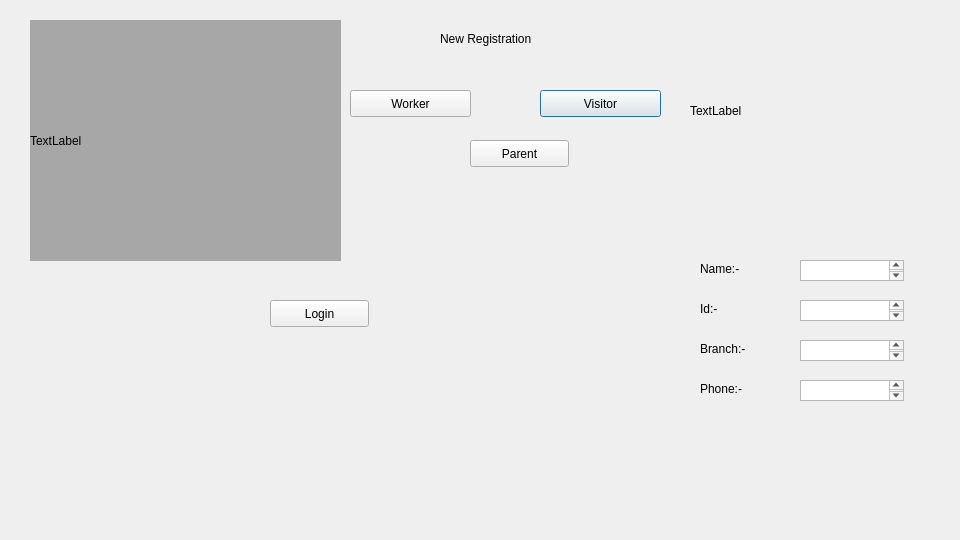
Before: the Qt Designer form FaceQt/Attendence.ui in saikomal/FACE-RECG-GUI, drawn with Qt 5.
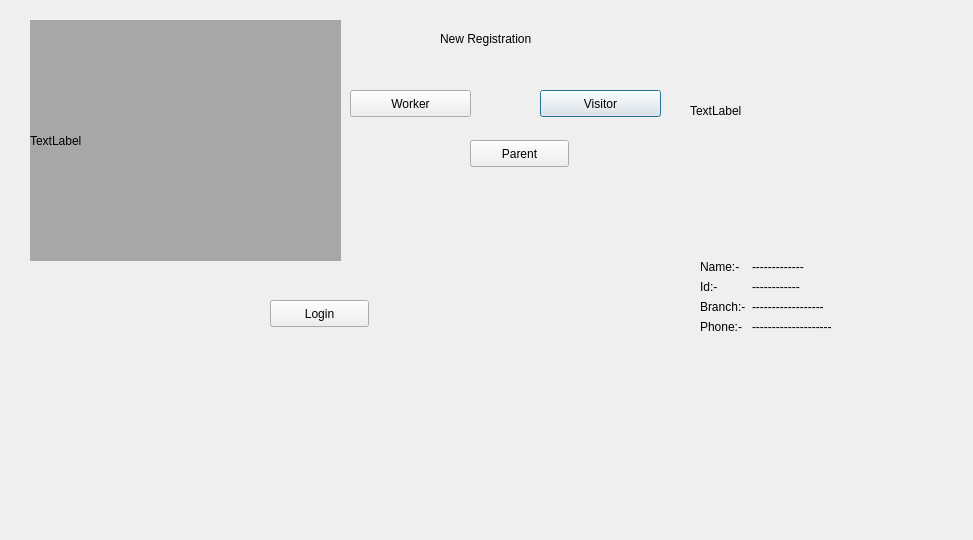
After: the same form once the commit is applied. Icons and pictures are not drawn.

```diff
--- a/FaceQt/Attendence.ui
+++ b/FaceQt/Attendence.ui
@@ -6,7 +6,7 @@
    <rect>
     <x>0</x>
     <y>0</y>
-    <width>960</width>
+    <width>973</width>
     <height>540</height>
    </rect>
   </property>
@@ -88,98 +88,6 @@
     <string>New Registration</string>
    </property>
   </widget>
-  <widget class="QLabel" name="label_3">
-   <property name="geometry">
-    <rect>
-     <x>700</x>
-     <y>260</y>
-     <width>68</width>
-     <height>17</height>
-    </rect>
-   </property>
-   <property name="text">
-    <string>Name:-</string>
-   </property>
-  </widget>
-  <widget class="QLabel" name="label_4">
-   <property name="geometry">
-    <rect>
-     <x>700</x>
-     <y>300</y>
-     <width>68</width>
-     <height>17</height>
-    </rect>
-   </property>
-   <property name="text">
-    <string>Id:-</string>
-   </property>
-  </widget>
-  <widget class="QLabel" name="label_5">
-   <property name="geometry">
-    <rect>
-     <x>700</x>
-     <y>340</y>
-     <width>68</width>
-     <height>17</height>
-    </rect>
-   </property>
-   <property name="text">
-    <string>Branch:-</string>
-   </property>
-  </widget>
-  <widget class="QLabel" name="label_6">
-   <property name="geometry">
-    <rect>
-     <x>700</x>
-     <y>380</y>
-     <width>68</width>
-     <height>17</height>
-    </rect>
-   </property>
-   <property name="text">
-    <string>Phone:-</string>
-   </property>
-  </widget>
-  <widget class="QTextEdit" name="textEdit">
-   <property name="geometry">
-    <rect>
-     <x>800</x>
-     <y>260</y>
-     <width>104</width>
-     <height>21</height>
-    </rect>
-   </property>
-  </widget>
-  <widget class="QTextEdit" name="textEdit_2">
-   <property name="geometry">
-    <rect>
-     <x>800</x>
-     <y>300</y>
-     <width>104</width>
-     <height>21</height>
-    </rect>
-   </property>
-  </widget>
-  <widget class="QTextEdit" name="textEdit_3">
-   <property name="geometry">
-    <rect>
-     <x>800</x>
-     <y>340</y>
-     <width>104</width>
-     <height>21</height>
-    </rect>
-   </property>
-  </widget>
-  <widget class="QTextEdit" name="textEdit_4">
-   <property name="geometry">
-    <rect>
-     <x>800</x>
-     <y>380</y>
-     <width>104</width>
-     <height>21</height>
-    </rect>
-   </property>
-  </widget>
   <widget class="QLabel" name="label_7">
    <property name="geometry">
     <rect>
@@ -245,6 +153,74 @@
     <string>Login</string>
    </property>
   </widget>
+  <widget class="QWidget" name="">
+   <property name="geometry">
+    <rect>
+     <x>700</x>
+     <y>260</y>
+     <width>239</width>
+     <height>131</height>
+    </rect>
+   </property>
+   <layout class="QFormLayout" name="formLayout">
+    <item row="0" column="0">
+     <widget class="QLabel" name="label_3">
+      <property name="text">
+       <string>Name:-</string>
+      </property>
+     </widget>
+    </item>
+    <item row="0" column="1">
+     <widget class="QLabel" name="label_10">
+      <property name="text">
+       <string>-------------</string>
+      </property>
+     </widget>
+    </item>
+    <item row="1" column="0">
+     <widget class="QLabel" name="label_4">
+      <property name="text">
+       <string>Id:-</string>
+      </property>
+     </widget>
+    </item>
+    <item row="1" column="1">
+     <widget class="QLabel" name="label_11">
+      <property name="text">
+       <string>------------</string>
+      </property>
+     </widget>
+    </item>
+    <item row="2" column="0">
+     <widget class="QLabel" name="label_5">
+      <property name="text">
+       <string>Branch:-</string>
+      </property>
+     </widget>
+    </item>
+    <item row="2" column="1">
+     <widget class="QLabel" name="label_12">
+      <property name="text">
+       <string>------------------</string>
+      </property>
+     </widget>
+    </item>
+    <item row="3" column="0">
+     <widget class="QLabel" name="label_6">
+      <property name="text">
+       <string>Phone:-</string>
+      </property>
+     </widget>
+    </item>
+    <item row="3" column="1">
+     <widget class="QLabel" name="label_13">
+      <property name="text">
+       <string>--------------------</string>
+      </property>
+     </widget>
+    </item>
+   </layout>
+  </widget>
  </widget>
  <resources>
   <include location="img.qrc"/>
```
